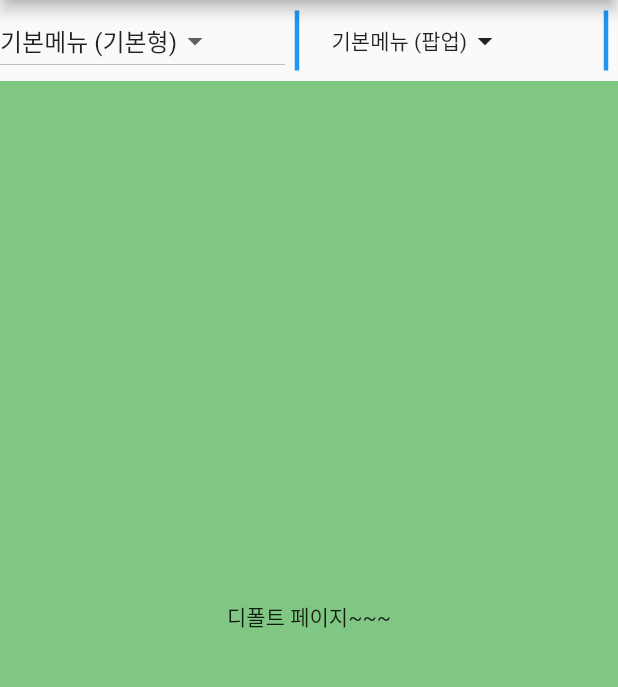
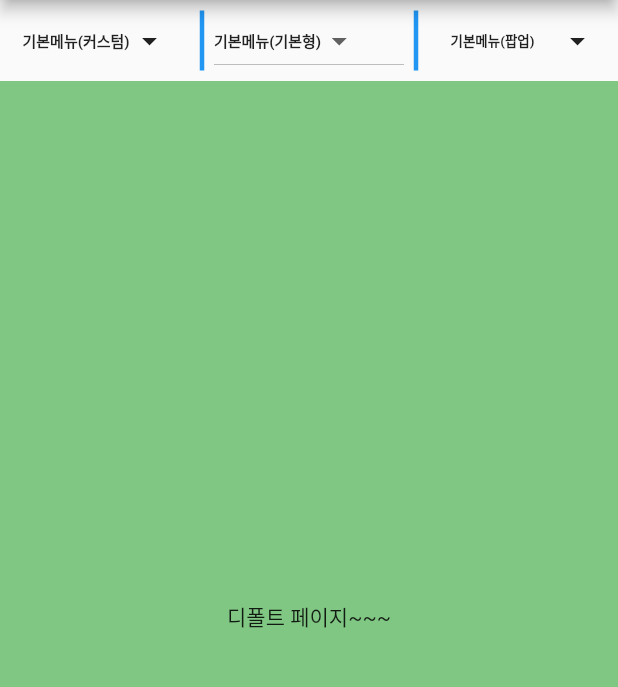
Before and after one commit to sensewan/custom_dropdown_button, a Flutter app: the screen it shows after launch, on a phone screen of 412 x 824 dp, the part 84-771 px from its top. Run offline on Flutter 3.47's test engine with Material 2 defaults, Android fonts, the phone set to English and light mode, and no system bars; our stand-ins replace get.

Commit message:
custom dropdownButton add

```diff
--- a/lib/src/App.dart
+++ b/lib/src/App.dart
@@ -1,3 +1,4 @@
+import 'package:custom_dropdown_button/src/components/CustomDropDownButton.dart';
 import 'package:custom_dropdown_button/src/components/MyDropdownButtonWidget.dart';
 import 'package:custom_dropdown_button/src/components/MyPopupMenuButtonWidget.dart';
 import 'package:custom_dropdown_button/src/controller/DropdownButtonController.dart';
@@ -28,10 +29,12 @@ class App extends GetView<DropdownButtonController> {
         children: [
           Row(
             children: [
+              //                                   ↱ key를 통해 위치를 알 수 있음 ''
+              Expanded(child: CustomDropDownButton(key: controller.dropKey,)),
+              myVerticalDivider(),
               Expanded(child: MyDropdownButtonWidget()),
               myVerticalDivider(),
               Expanded(child: MyPopupMenuButtonWidget()),
-              myVerticalDivider(),
             ],
           ),
           Expanded(
--- a/lib/src/components/MyDropdownButtonWidget.dart
+++ b/lib/src/components/MyDropdownButtonWidget.dart
@@ -18,7 +18,8 @@ class MyDropdownButtonWidget extends GetView<DropdownButtonController> {
             // ↱ 각 드랍버튼 메뉴의 고유 key 값이라고 생각하면 됨..
             value: menu.index,
             child: Text(
-              "${menu.getName} (기본형)"
+              "${menu.getName}(기본형)",
+              style: TextStyle(fontSize: 10, fontWeight: FontWeight.bold),
             ),
           ),
         ).toList(),
--- a/lib/src/components/MyPopupMenuButtonWidget.dart
+++ b/lib/src/components/MyPopupMenuButtonWidget.dart
@@ -45,7 +45,12 @@ class MyPopupMenuButtonWidget extends GetView<DropdownButtonController> {
           padding: const EdgeInsets.all(15),
           child: Row(
             children: [
-              Text("${controller.currentItem.value.getName} (팝업)"),
+              Expanded(
+                child: Text(
+                  "${controller.currentItem.value.getName}(팝업)",
+                  style: TextStyle(fontSize: 9, fontWeight: FontWeight.bold),
+                ),
+              ),
               Icon(Icons.arrow_drop_down)
             ],
           ),
--- a/lib/src/controller/DropdownButtonController.dart
+++ b/lib/src/controller/DropdownButtonController.dart
@@ -1,3 +1,4 @@
+import 'package:flutter/material.dart';
 import 'package:get/get.dart';
 
 enum MyDropDownMenu{ DEFAULT, MENU1, MENU2 }
@@ -23,6 +24,7 @@ extension MyDropDownMenuExtension on MyDropDownMenu{
 class DropdownButtonController extends GetxController{
 
   Rx<MyDropDownMenu> currentItem = MyDropDownMenu.DEFAULT.obs;
+  final dropKey = GlobalKey();
 
   void changeDropDownMenu(int? itemIndex){
     var selectedItem = MyDropDownMenu.values.where((menu) => menu.index == itemIndex).first;
```
Also changed, not shown: lib/src/components/CustomDropDownButton.dart (added, +112 -0 lines).
